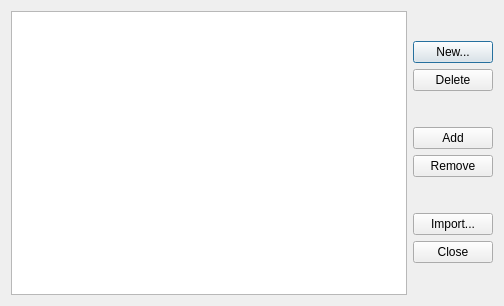
Above: lrseditor/ui/eventclassmanager.ui from Holenstein-Ingenieure-AG/lrs-editor before the change. Below: the same form after it.
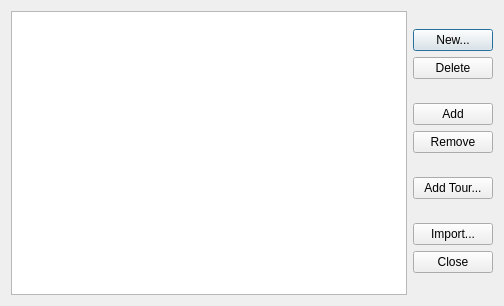
That is the form after the change.

What changed in the file:
```diff
--- a/lrseditor/ui/eventclassmanager.ui
+++ b/lrseditor/ui/eventclassmanager.ui
@@ -13,8 +13,8 @@
   <property name="windowTitle">
    <string>Event Class Manager</string>
   </property>
-  <layout class="QGridLayout" name="gridLayout">
-   <item row="0" column="0">
+  <layout class="QHBoxLayout" name="horizontalLayout">
+   <item>
     <widget class="QTableWidget" name="tableWidget">
      <property name="enabled">
       <bool>true</bool>
@@ -24,7 +24,7 @@
      </property>
     </widget>
    </item>
-   <item row="0" column="1">
+   <item>
     <layout class="QVBoxLayout" name="verticalLayout_4">
      <item>
       <layout class="QVBoxLayout" name="verticalLayout_3">
@@ -74,6 +74,16 @@
        </item>
       </layout>
      </item>
+     <item>
+      <widget class="QPushButton" name="pb_add_tour_layer">
+       <property name="toolTip">
+        <string>Import tables as Event Class</string>
+       </property>
+       <property name="text">
+        <string>Add Tour...</string>
+       </property>
+      </widget>
+     </item>
      <item>
       <layout class="QVBoxLayout" name="verticalLayout">
        <item>
```
